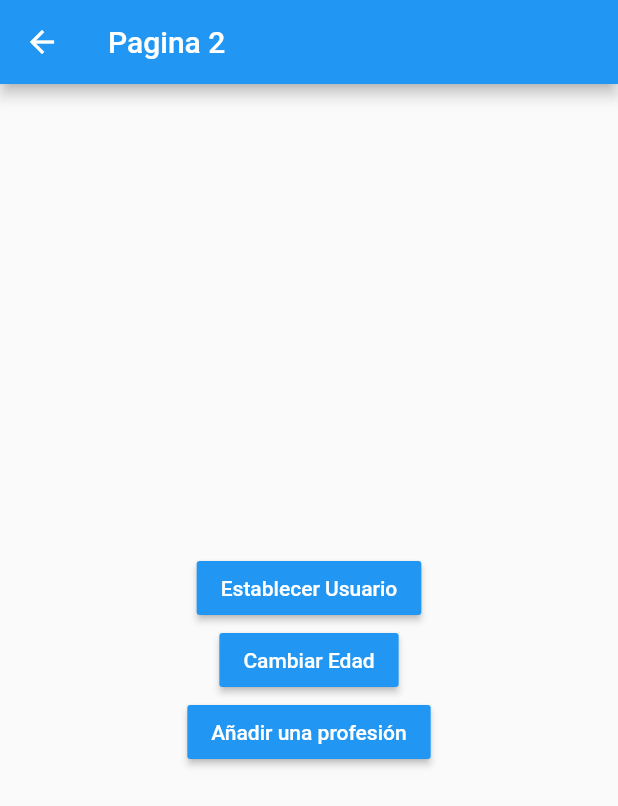
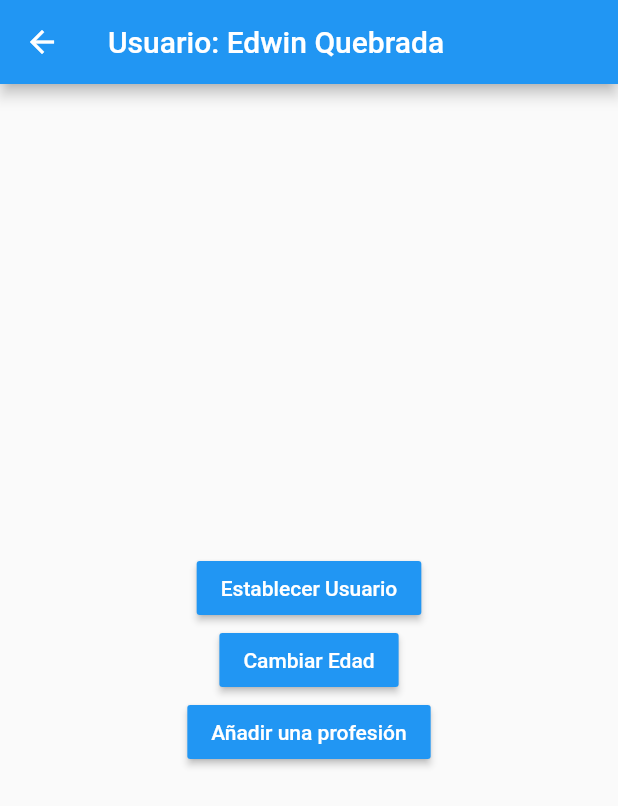
Before and after one commit to EdwinQA/manejador_estados, a Flutter app: the Pagina2Page screen opened by its route, after a tap on "Establecer Usuario", on a phone screen of 412 x 824 dp. Shown: the top 806 px of the screen. Run offline on Flutter 3.47's test engine with Material 2 defaults, Android fonts, the phone set to English and light mode, and no system bars; accounts and stored records are empty.

```diff
--- a/lib/models/usuario.dart
+++ b/lib/models/usuario.dart
@@ -1,7 +1,10 @@
+import 'package:meta/meta.dart';
+
 class Usuario {
   String nombre;
   int edad;
   List<String> profesiones;
 
-  Usuario({this.nombre, this.edad, this.profesiones});
+  Usuario({@required this.nombre, this.edad, this.profesiones})
+      : assert(nombre != null);
 }
--- a/lib/pages/pagina1_page.dart
+++ b/lib/pages/pagina1_page.dart
@@ -1,14 +1,26 @@
 import 'package:flutter/cupertino.dart';
 import 'package:flutter/material.dart';
+import 'package:manejador_estados/models/usuario.dart';
+import 'package:manejador_estados/services/usuario_service.dart';
+import 'package:provider/provider.dart';
 
 class Pagina1Page extends StatelessWidget {
   @override
   Widget build(BuildContext context) {
+    final usuarioService = Provider.of<UsuarioService>(context);
     return Scaffold(
       appBar: AppBar(
         title: Text('Pagina 1'),
+        actions: [
+          IconButton(
+            icon: Icon(Icons.exit_to_app),
+            onPressed: () => usuarioService.removerUsuario(),
+          ),
+        ],
       ),
-      body: InformacionUsuario(),
+      body: usuarioService.existeUsuario
+          ? InformacionUsuario(usuario: usuarioService.usuario)
+          : Center(child: Text('No Hay usuario')),
       floatingActionButton: FloatingActionButton(
         child: Icon(Icons.add),
         onPressed: () {
@@ -20,6 +32,10 @@ class Pagina1Page extends StatelessWidget {
 }
 
 class InformacionUsuario extends StatelessWidget {
+  final Usuario usuario;
+
+  const InformacionUsuario({this.usuario});
+
   @override
   Widget build(BuildContext context) {
     return SingleChildScrollView(
@@ -38,16 +54,19 @@ class InformacionUsuario extends StatelessWidget {
                 style: TextStyle(fontSize: 18, fontWeight: FontWeight.bold),
               ),
               Divider(),
-              ListTile(title: Text('Nombre')),
-              ListTile(title: Text('Edad')),
+              ListTile(title: Text('Nombre : ${usuario.nombre}')),
+              ListTile(title: Text('Edad : ${usuario.edad}')),
               Text(
                 'Profesiones',
                 style: TextStyle(fontSize: 18, fontWeight: FontWeight.bold),
               ),
               Divider(),
-              ListTile(title: Text('Profesion 1')),
-              ListTile(title: Text('Profesion 2')),
-              ListTile(title: Text('Profesion 3')),
+              //ListTile(title: Text('Profesion 1')),
+              ...usuario.profesiones
+                  .map((profesion) => ListTile(
+                        title: Text(profesion),
+                      ))
+                  .toList(),
             ],
           )),
     );
--- a/lib/pages/pagina2_page.dart
+++ b/lib/pages/pagina2_page.dart
@@ -1,11 +1,17 @@
 import 'package:flutter/material.dart';
+import 'package:manejador_estados/models/usuario.dart';
+import 'package:manejador_estados/services/usuario_service.dart';
+import 'package:provider/provider.dart';
 
 class Pagina2Page extends StatelessWidget {
   @override
   Widget build(BuildContext context) {
+    final usuarioService = Provider.of<UsuarioService>(context);
     return Scaffold(
       appBar: AppBar(
-        title: Text('Pagina 2'),
+        title: usuarioService.existeUsuario
+            ? Text('Usuario: ${usuarioService.usuario.nombre}')
+            : Text('Pagina 2'),
       ),
       body: Center(
           child: Column(
@@ -17,7 +23,13 @@ class Pagina2Page extends StatelessWidget {
               style: TextStyle(color: Colors.white),
             ),
             color: Colors.blue,
-            onPressed: () {},
+            onPressed: () {
+              Usuario newUser = new Usuario(
+                  nombre: 'Edwin Quebrada',
+                  edad: 21,
+                  profesiones: ['Medico', 'ingeniero']);
+              usuarioService.usuario = newUser;
+            },
           ),
           MaterialButton(
             child: Text(
@@ -25,7 +37,9 @@ class Pagina2Page extends StatelessWidget {
               style: TextStyle(color: Colors.white),
             ),
             color: Colors.blue,
-            onPressed: () {},
+            onPressed: () {
+              usuarioService.edad(22);
+            },
           ),
           MaterialButton(
             child: Text(
@@ -33,7 +47,9 @@ class Pagina2Page extends StatelessWidget {
               style: TextStyle(color: Colors.white),
             ),
             color: Colors.blue,
-            onPressed: () {},
+            onPressed: () {
+              usuarioService.agregarProfesion('nueva profesion');
+            },
           )
         ],
       )),
--- /dev/null
+++ b/lib/services/usuario_service.dart
@@ -0,0 +1,32 @@
+import 'package:flutter/material.dart';
+import 'package:manejador_estados/models/usuario.dart';
+
+class UsuarioService with ChangeNotifier {
+  Usuario _usuario;
+
+  Usuario get usuario => this._usuario;
+
+  bool get existeUsuario => this._usuario != null ? true : false;
+
+  set usuario(Usuario user) {
+    this._usuario = user;
+    notifyListeners();
+  }
+
+  void edad(int edad) {
+    if (existeUsuario) {
+      this._usuario.edad = edad;
+      notifyListeners();
+    }
+  }
+
+  void removerUsuario() {
+    this._usuario = null;
+    notifyListeners();
+  }
+
+  void agregarProfesion(String profesion) {
+    this._usuario.profesiones.add(profesion);
+    notifyListeners();
+  }
+}
--- a/pubspec.yaml
+++ b/pubspec.yaml
@@ -28,6 +28,7 @@ dependencies:
   # The following adds the Cupertino Icons font to your application.
   # Use with the CupertinoIcons class for iOS style icons.
   cupertino_icons: ^1.0.2
+  provider: ^5.0.0
 
 dev_dependencies:
   flutter_test:
```
Also changed, not shown: lib/main.dart (+9 -2 lines), pubspec.lock.
